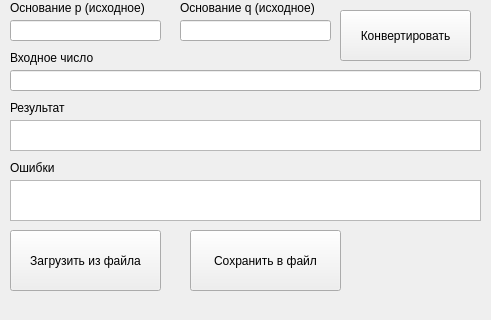
This is mainwindow.ui in txtheh/universal_conventer as Qt 5 draws it before an edit; both pictures show x 0 to 491 and y 0 to 320 of the 800 by 600 pixel window. The edited form follows.
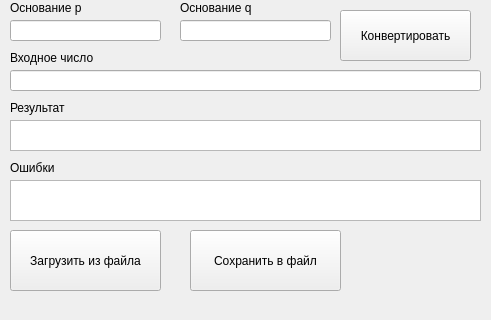
This is the edited form.

Patch:
```diff
--- a/mainwindow.ui
+++ b/mainwindow.ui
@@ -24,7 +24,7 @@
      </rect>
     </property>
     <property name="text">
-     <string>Основание p (исходное)</string>
+     <string>Основание p </string>
     </property>
    </widget>
    <widget class="QLabel" name="label_2">
@@ -37,7 +37,7 @@
      </rect>
     </property>
     <property name="text">
-     <string>Основание q (исходное)</string>
+     <string>Основание q </string>
     </property>
    </widget>
    <widget class="QLineEdit" name="input_p">
```
